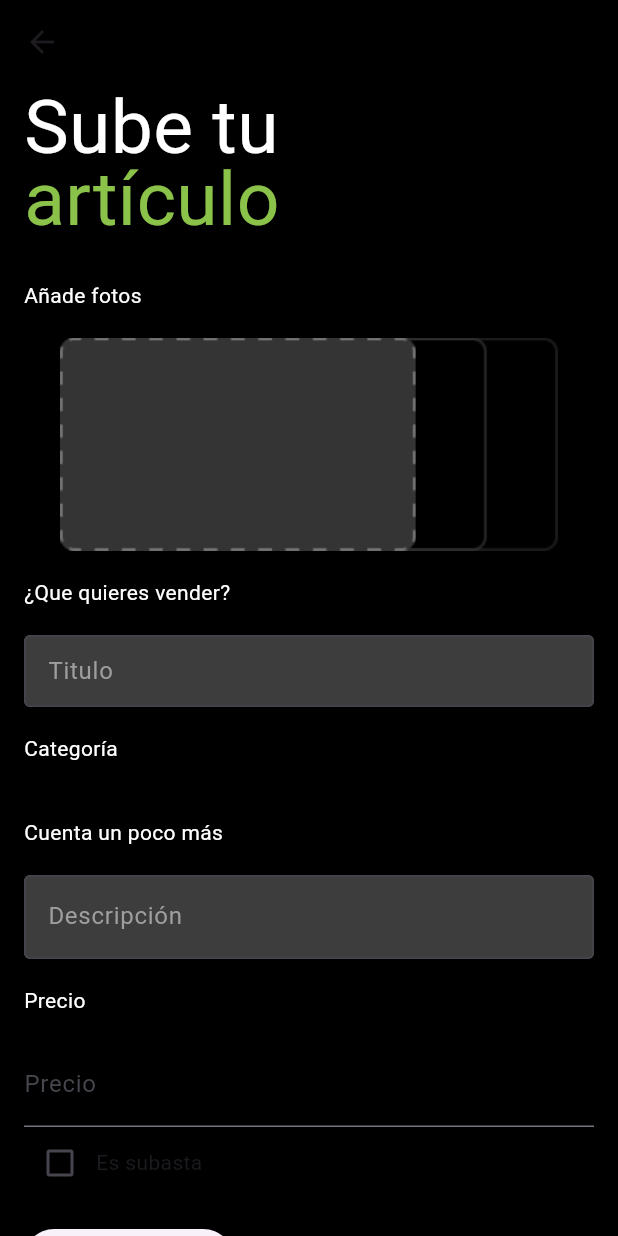
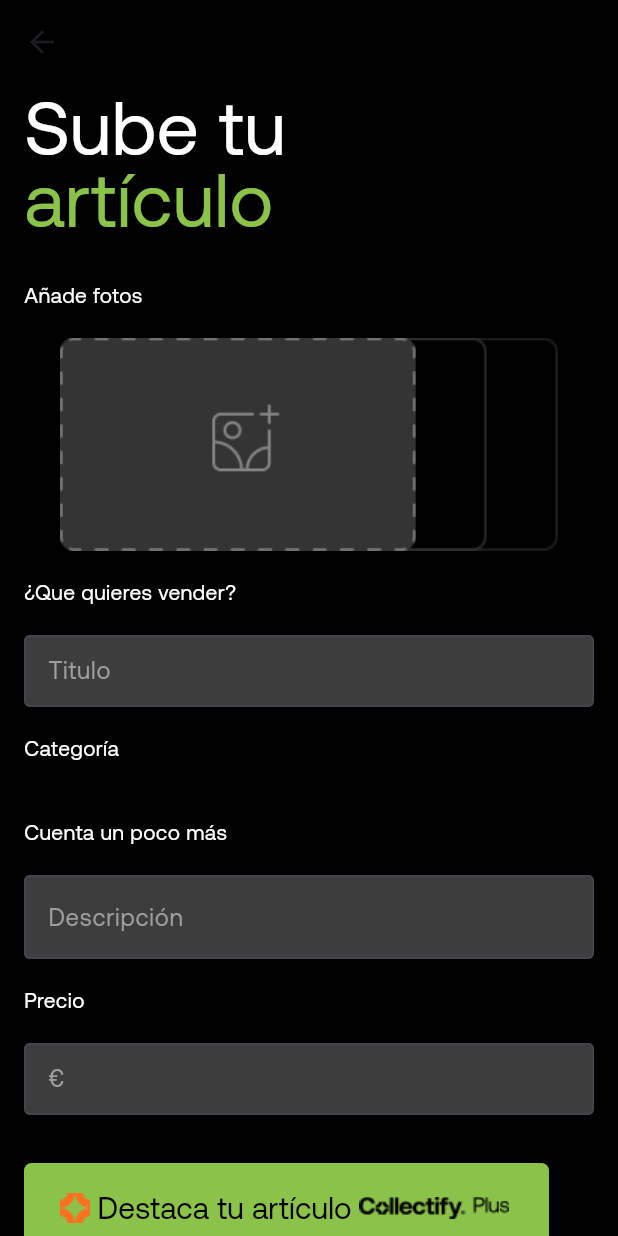
Before and after one commit to grecomatteo/CollectifyApp, a Flutter app: the VentanaAnadirProducto screen opened directly, on a phone screen of 412 x 824 dp. Run offline on Flutter 3.47's test engine with Material 2 defaults, Android fonts, the phone set to English and light mode, and no system bars; our stand-ins replace flutter_local_notifications, image_picker, share_plus; missing offline and left inert: mysql1, uni_links3, workmanager; accounts and stored records are empty.

Commit message:
UI añadir producto 99'99%

```diff
--- a/lib/VentanaAnadirProducto.dart
+++ b/lib/VentanaAnadirProducto.dart
@@ -68,20 +68,23 @@ class _AddProductFormState extends State<AddProductForm> {
                 fontSize: 50,
                 color: Colors.white,
                 height: 0.5,
+                fontFamily: 'Aeonik',
             )
           ),
           Text(
             'artículo',
             style: const TextStyle(
               fontSize: 50,
-              color: Colors.lightGreen
+              color: Colors.lightGreen,
+              fontFamily: 'Aeonik',
             )
           ),
           Text(
             'Añade fotos',
             style: const TextStyle(
               color: Colors.white,
-              height: 4
+              height: 4,
+              fontFamily: 'Aeonik',
             )
           ),
           ElevatedButton(
@@ -105,7 +108,8 @@ class _AddProductFormState extends State<AddProductForm> {
             '¿Que quieres vender?',
               style: const TextStyle(
                   color: Colors.white,
-                  height: 4
+                  height: 4,
+                  fontFamily: 'Aeonik',
               )
           ),
           TextFormField(
@@ -120,21 +124,24 @@ class _AddProductFormState extends State<AddProductForm> {
                 )
             ),
             style: const TextStyle(
-              height: 0.05
+              height: 0.05,
+              fontFamily: 'Aeonik',
             )
           ),
           Text(
             'Categoría',
             style: const TextStyle(
                 color: Colors.white,
-                height: 4
+                height: 4,
+                fontFamily: 'Aeonik',
             )
           ),
           Text(
               'Cuenta un poco más',
               style: const TextStyle(
                   color: Colors.white,
-                  height: 4
+                  height: 4,
+                  fontFamily: 'Aeonik',
               )
           ),
           TextFormField(
@@ -146,7 +153,8 @@ class _AddProductFormState extends State<AddProductForm> {
                 border: OutlineInputBorder(),
                 hintText: 'Descripción',
                 hintStyle: const TextStyle(
-                    color: Colors.grey
+                    color: Colors.grey,
+                    fontFamily: 'Aeonik',
                 )
             ),
           ),
@@ -154,7 +162,8 @@ class _AddProductFormState extends State<AddProductForm> {
               'Precio',
               style: const TextStyle(
                   color: Colors.white,
-                  height: 4
+                  height: 4,
+                  fontFamily: 'Aeonik',
               )
           ),
           if(esSubasta)
@@ -167,7 +176,19 @@ class _AddProductFormState extends State<AddProductForm> {
           else
           TextFormField(
             controller: priceController,
-            decoration: InputDecoration(labelText: 'Precio'),
+              decoration: InputDecoration(
+                  filled: true,
+                  fillColor: Colors.white24,
+                  border: OutlineInputBorder(),
+                  hintText: '€',
+                  hintStyle: const TextStyle(
+                      color: Colors.grey
+                  )
+              ),
+              style: const TextStyle(
+                height: 0.05,
+                fontFamily: 'Aeonik',
+              ),
             inputFormatters: [priceFormatter], // Applica il formatter per il prezzo
             keyboardType: TextInputType.numberWithOptions(decimal: true)
           ),
@@ -178,41 +199,39 @@ class _AddProductFormState extends State<AddProductForm> {
                 keyboardType: TextInputType.numberWithOptions(decimal: true)
             ),
 
-          Row(
-            children: [
-              Checkbox(
-                  value: esSubasta,
-                  onChanged: (e){
-                      setState(() {
-                      esSubasta = e!;
+          const SizedBox(height: 16),
+          const SizedBox(height: 16),
 
-                      }
-                      );
-                  }
+          ElevatedButton(
+              onPressed: () async {
+
+              },
+              style: ElevatedButton.styleFrom(
+                backgroundColor: Colors.lightGreen,
+                fixedSize: const Size(350, 60),
+                shape: RoundedRectangleBorder(
+                  borderRadius: BorderRadius.circular(5.0),
+                ),
               ),
-              Text("Es subasta"),
-            ],
+              child: Row(
+                children: <Widget>[
+                  Image(image: AssetImage('lib/assets/Group_233.png')),
+                  SizedBox(width: 5),
+                  Text(
+                      'Destaca tu artículo',
+                      style: const TextStyle(
+                          fontSize: 20,
+                          color: Colors.black,
+                          fontFamily: 'Aeonik'
+                      )
+                  ),
+                  SizedBox(width: 5),
+                  Image(image: AssetImage('lib/assets/cPlusText.png')),
+                ]
+              )
           ),
 
           const SizedBox(height: 16),
-          _imageTaken
-              ? Icon(
-            Icons.check_circle,
-            color: Colors.green,
-            size: 48.0,
-          )
-              : ElevatedButton(
-            onPressed: () async {
-              final imagePicker = ImagePicker();
-              pickedFile = await imagePicker.pickImage(source: ImageSource.camera, maxHeight: 150, imageQuality: 90);
-              if (pickedFile != null) {
-                setState(() {
-                  _imageTaken = true;
-                });
-              }
-            },
-            child: Text('Toma una foto'),
-          ),
           const SizedBox(height: 16),
           ElevatedButton(
             onPressed: () async {
@@ -270,7 +289,19 @@ class _AddProductFormState extends State<AddProductForm> {
               });
               //Navigator.pop(context);
             },
-            child: Text('Anadir Producto'),
+            style: ElevatedButton.styleFrom(
+              backgroundColor: Colors.orange,
+              fixedSize: const Size(350, 50),
+            ),
+
+            child: Text(
+                'Subir artículo',
+                style: const TextStyle(
+                  fontSize: 20,
+                  color: Colors.white,
+                  fontFamily: 'Aeonik'
+                )
+            ),
           ),
         ],
       ),
--- a/pubspec.yaml
+++ b/pubspec.yaml
@@ -69,7 +69,7 @@ flutter:
   # the material Icons class.
   uses-material-design: true
   assets:
-    - lib/assets/Group_277.png
+    - lib/assets/
     - lib/assets/productos/
   # To add assets to your application, add an assets section, like this:
   # assets:
```
Also changed, not shown: lib/assets/Group_233.png (added), lib/assets/Group_277.png, lib/assets/cPlusText.png (added).
